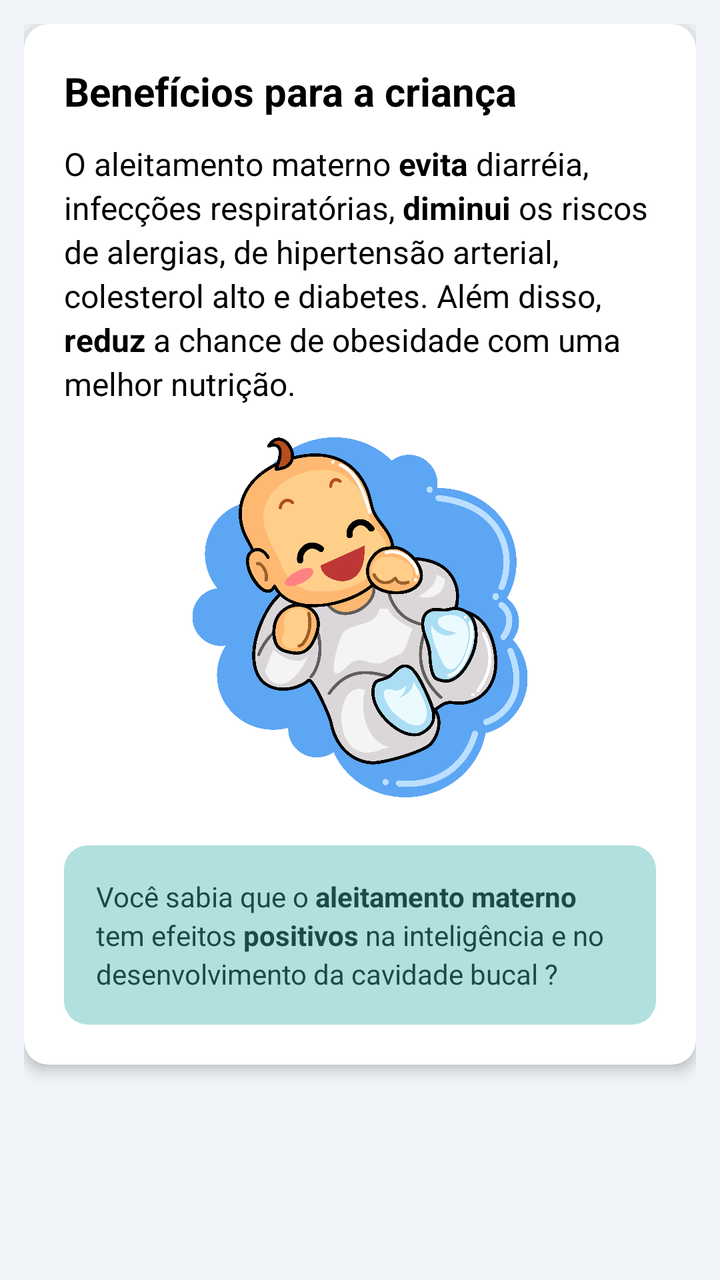
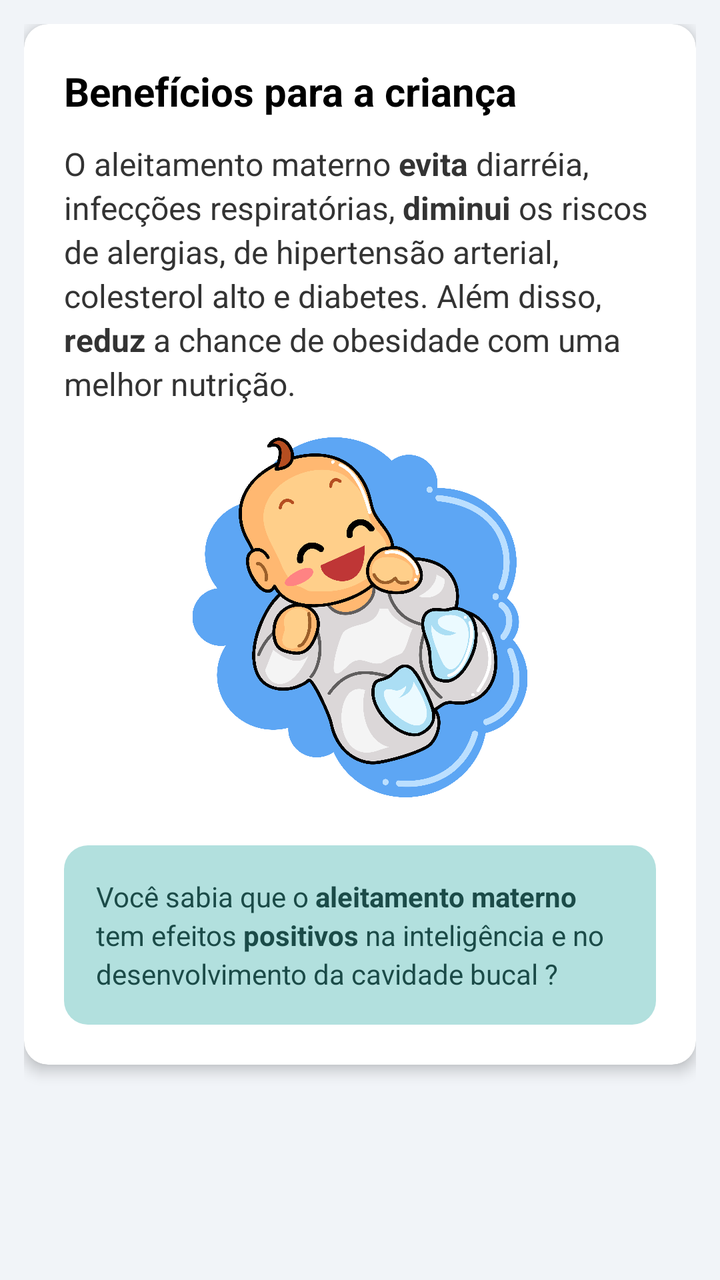

The first picture is an Android layout as it rendered before a commit; the second is the same layout after the commit. The layout source and the unified diff follow.
<!-- AndroidManifest.xml: application theme Theme.NutrirAGente -->
<!-- res/layout/activity_beneficios_crianca.xml -->
<?xml version="1.0" encoding="utf-8"?>
<androidx.coordinatorlayout.widget.CoordinatorLayout
    xmlns:android="http://schemas.android.com/apk/res/android"
    xmlns:app="http://schemas.android.com/apk/res-auto"
    android:layout_width="match_parent"
    android:layout_height="match_parent"
    android:background="@color/gray">

    
    <com.google.android.material.appbar.AppBarLayout
        android:layout_width="match_parent"
        android:layout_height="wrap_content"
        android:background="@color/blue_toolbar"
        app:elevation="12dp">

    </com.google.android.material.appbar.AppBarLayout>

    <androidx.core.widget.NestedScrollView
        android:layout_width="match_parent"
        android:layout_height="match_parent"
        app:layout_behavior="@string/appbar_scrolling_view_behavior">

        <LinearLayout
            android:layout_width="match_parent"
            android:layout_height="wrap_content"
            android:orientation="vertical"
            android:padding="12dp">

            <androidx.cardview.widget.CardView
                android:layout_width="match_parent"
                android:layout_height="wrap_content"
                android:layout_marginBottom="16dp"
                app:cardCornerRadius="12dp"
                app:cardElevation="4dp">

                <LinearLayout
                    android:layout_width="match_parent"
                    android:layout_height="wrap_content"
                    android:orientation="vertical"
                    android:padding="20dp">

                    
                    <TextView
                        android:layout_width="wrap_content"
                        android:layout_height="wrap_content"
                        android:layout_marginBottom="12dp"
                        android:text="Benefícios para a criança"
                        android:textColor="@android:color/black"
                        android:textSize="20sp"
                        android:textStyle="bold" />

                    
                    <TextView
                        android:layout_width="match_parent"
                        android:layout_height="wrap_content"
                        android:layout_marginBottom="8dp"
                        android:lineSpacingExtra="3dp"
                        android:textColor="@color/black"
                        android:textSize="16sp"
                        android:text="@string/benef_crianca" />

                    
                    <ImageView
                        android:id="@+id/imgBebe"
                        android:layout_width="180dp"
                        android:layout_height="180dp"
                        android:layout_gravity="center_horizontal"
                        android:layout_marginVertical="8dp"
                        android:src="@drawable/bebe_feliz"
                        android:contentDescription="Ilustração de bebê" />

                    
                    <LinearLayout
                        android:layout_width="match_parent"
                        android:layout_height="wrap_content"
                        android:layout_marginTop="16dp"
                        android:background="@drawable/bg_tip_mint"
                        android:padding="16dp">

                        <TextView
                            android:layout_width="match_parent"
                            android:layout_height="wrap_content"
                            android:textColor="@color/tip_mint_text"
                            android:textSize="14sp"
                            android:lineSpacingExtra="3dp"
                            android:text="@string/benef_crianca2" />
                    </LinearLayout>

                </LinearLayout>
            </androidx.cardview.widget.CardView>

        </LinearLayout>
    </androidx.core.widget.NestedScrollView>

</androidx.coordinatorlayout.widget.CoordinatorLayout>
<!-- resources referenced by this layout -->
<resources>
  <color name="black">#FF000000</color>
  <color name="gray">#F1F4F8</color>
  <color name="white">#FFFFFFFF</color>
  <!-- unchanged entries left out for length: 11 -->
</resources>

<!-- the commit's change to res/layout/activity_beneficios_crianca.xml (unified diff, before → after) -->
@@ -11,78 +11,42 @@
         android:layout_width="match_parent"
         android:layout_height="wrap_content"
         android:background="@color/blue_toolbar"
-        app:elevation="12dp">
-
-    </com.google.android.material.appbar.AppBarLayout>
+        app:elevation="@dimen/appbar_elevation" />
 
     <androidx.core.widget.NestedScrollView
         android:layout_width="match_parent"
         android:layout_height="match_parent"
         app:layout_behavior="@string/appbar_scrolling_view_behavior">
 
-        <LinearLayout
-            android:layout_width="match_parent"
-            android:layout_height="wrap_content"
-            android:orientation="vertical"
-            android:padding="12dp">
+        <LinearLayout style="@style/LinearContainer">
 
-            <androidx.cardview.widget.CardView
-                android:layout_width="match_parent"
-                android:layout_height="wrap_content"
-                android:layout_marginBottom="16dp"
-                app:cardCornerRadius="12dp"
-                app:cardElevation="4dp">
+            <androidx.cardview.widget.CardView style="@style/CardNutrir">
 
-                <LinearLayout
-                    android:layout_width="match_parent"
-                    android:layout_height="wrap_content"
-                    android:orientation="vertical"
-                    android:padding="20dp">
+                <LinearLayout style="@style/CardContent">
 
                     
                     <TextView
-                        android:layout_width="wrap_content"
-                        android:layout_height="wrap_content"
-                        android:layout_marginBottom="12dp"
-                        android:text="Benefícios para a criança"
-                        android:textColor="@android:color/black"
-                        android:textSize="20sp"
-                        android:textStyle="bold" />
+                        style="@style/TextTitle"
+                        android:text="Benefícios para a criança" />
 
                     
                     <TextView
-                        android:layout_width="match_parent"
-                        android:layout_height="wrap_content"
-                        android:layout_marginBottom="8dp"
-                        android:lineSpacingExtra="3dp"
-                        android:textColor="@color/black"
-                        android:textSize="16sp"
+                        style="@style/TextBody"
+                        android:layout_marginBottom="@dimen/spacing_sm"
                         android:text="@string/benef_crianca" />
 
                     
                     <ImageView
                         android:id="@+id/imgBebe"
-                        android:layout_width="180dp"
-                        android:layout_height="180dp"
-                        android:layout_gravity="center_horizontal"
-                        android:layout_marginVertical="8dp"
+                        style="@style/ImageCenter"
                         android:src="@drawable/bebe_feliz"
                         android:contentDescription="Ilustração de bebê" />
 
                     
-                    <LinearLayout
-                        android:layout_width="match_parent"
-                        android:layout_height="wrap_content"
-                        android:layout_marginTop="16dp"
-                        android:background="@drawable/bg_tip_mint"
-                        android:padding="16dp">
+                    <LinearLayout style="@style/TipBoxMint">
 
                         <TextView
-                            android:layout_width="match_parent"
-                            android:layout_height="wrap_content"
-                            android:textColor="@color/tip_mint_text"
-                            android:textSize="14sp"
-                            android:lineSpacingExtra="3dp"
+                            style="@style/TipTextMint"
                             android:text="@string/benef_crianca2" />
                     </LinearLayout>
 
<!-- resource entries referenced after the edit -->
@@ -1,7 +1,83 @@
 <!-- resources referenced by this layout -->
 <resources>
   <color name="black">#FF000000</color>
+  <color name="text_primary">#2B2B2B</color>
   <color name="gray">#F1F4F8</color>
+  <dimen name="appbar_elevation">12dp</dimen>
+  <dimen name="spacing_sm">8dp</dimen>
+  <style name="CardContent">
+          <item name="android:layout_width">match_parent</item>
+          <item name="android:layout_height">wrap_content</item>
+          <item name="android:orientation">vertical</item>
+          <item name="android:padding">@dimen/padding_xl</item>
+      </style>
+  <style name="CardNutrir">
+          <item name="android:layout_width">match_parent</item>
+          <item name="android:layout_height">wrap_content</item>
+          <item name="android:layout_marginBottom">@dimen/card_margin_bottom</item>
+          <item name="cardCornerRadius">@dimen/card_radius</item>
+          <item name="cardElevation">@dimen/card_elevation</item>
+      </style>
+  <style name="ImageCenter">
+          <item name="android:layout_width">@dimen/image_size_md</item>
+          <item name="android:layout_height">@dimen/image_size_md</item>
+          <item name="android:layout_gravity">center_horizontal</item>
+          <item name="android:layout_marginVertical">@dimen/spacing_sm</item>
+      </style>
+  <style name="LinearContainer">
+          <item name="android:layout_width">match_parent</item>
+          <item name="android:layout_height">wrap_content</item>
+          <item name="android:orientation">vertical</item>
+          <item name="android:padding">@dimen/padding_md</item>
+      </style>
+  <style name="TextBody" parent="TextAppearance.Nutrir">
+          <item name="android:layout_width">match_parent</item>
+          <item name="android:layout_height">wrap_content</item>
+          <item name="android:textSize">@dimen/text_size_md</item>
+          <item name="android:lineSpacingExtra">@dimen/line_spacing_sm</item>
+          <item name="android:textColor">@color/color_text_black</item>
+      </style>
+  <style name="TextTitle" parent="TextAppearance.Nutrir">
+          <item name="android:layout_width">wrap_content</item>
+          <item name="android:layout_height">wrap_content</item>
+          <item name="android:textSize">@dimen/text_size_xl</item>
+          <item name="android:textStyle">bold</item>
+          <item name="android:textColor">@color/text_bold</item>
+          <item name="android:layout_marginBottom">@dimen/spacing_md</item>
+      </style>
+  <style name="TipBoxMint">
+          <item name="android:layout_width">match_parent</item>
+          <item name="android:layout_height">wrap_content</item>
+          <item name="android:layout_marginTop">@dimen/spacing_lg</item>
+          <item name="android:background">@drawable/bg_tip_mint</item>
+          <item name="android:padding">@dimen/padding_lg</item>
+      </style>
+  <style name="TipTextMint">
+          <item name="android:layout_width">match_parent</item>
+          <item name="android:layout_height">wrap_content</item>
+          <item name="android:textColor">@color/tip_mint_text</item>
+          <item name="android:textSize">@dimen/text_size_sm</item>
+          <item name="android:lineSpacingExtra">@dimen/line_spacing_sm</item>
+      </style>
+  <dimen name="padding_xl">20dp</dimen>
+  <dimen name="card_margin_bottom">16dp</dimen>
+  <dimen name="card_radius">12dp</dimen>
+  <dimen name="card_elevation">4dp</dimen>
+  <dimen name="image_size_md">180dp</dimen>
+  <dimen name="padding_md">12dp</dimen>
+  <style name="TextAppearance.Nutrir" parent="TextAppearance.AppCompat">
+          <item name="android:textColor">@color/text_primary</item>
+          <item name="android:lineSpacingExtra">@dimen/line_spacing_sm</item>
+      </style>
+  <dimen name="text_size_md">16sp</dimen>
+  <dimen name="line_spacing_sm">3dp</dimen>
+  <color name="color_text_black">#333333</color>
+  <dimen name="text_size_xl">20sp</dimen>
+  <color name="text_bold">#000000</color>
+  <dimen name="spacing_md">12dp</dimen>
+  <dimen name="spacing_lg">16dp</dimen>
+  <dimen name="padding_lg">16dp</dimen>
+  <dimen name="text_size_sm">14sp</dimen>
   <color name="white">#FFFFFFFF</color>
   <!-- unchanged entries left out for length: 11 -->
 </resources>
